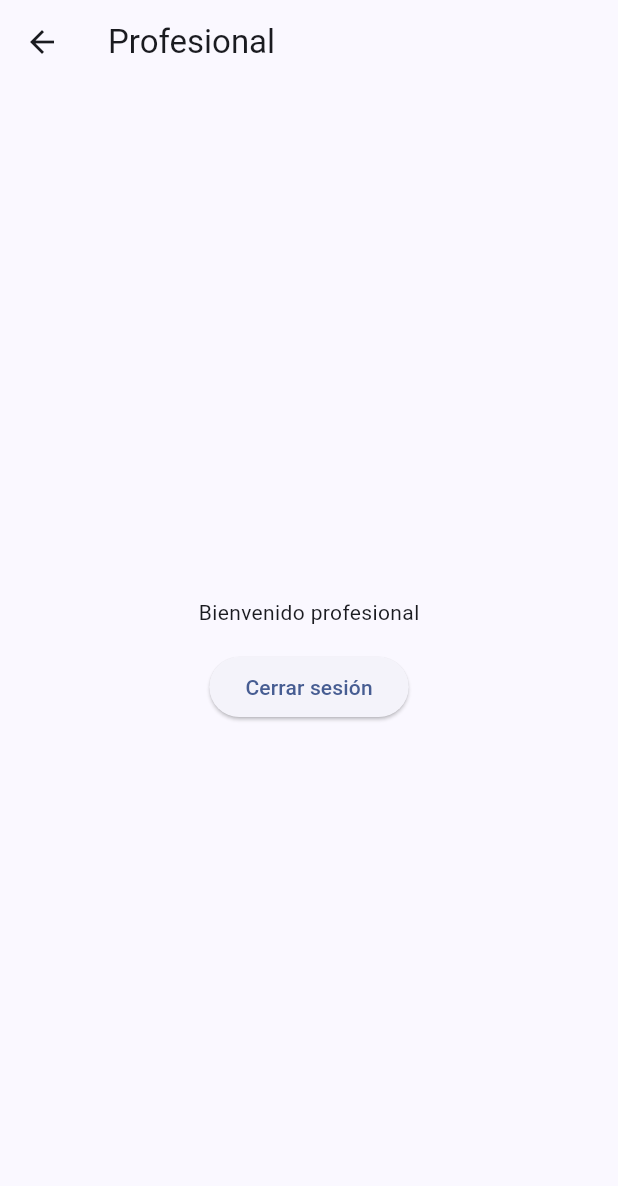
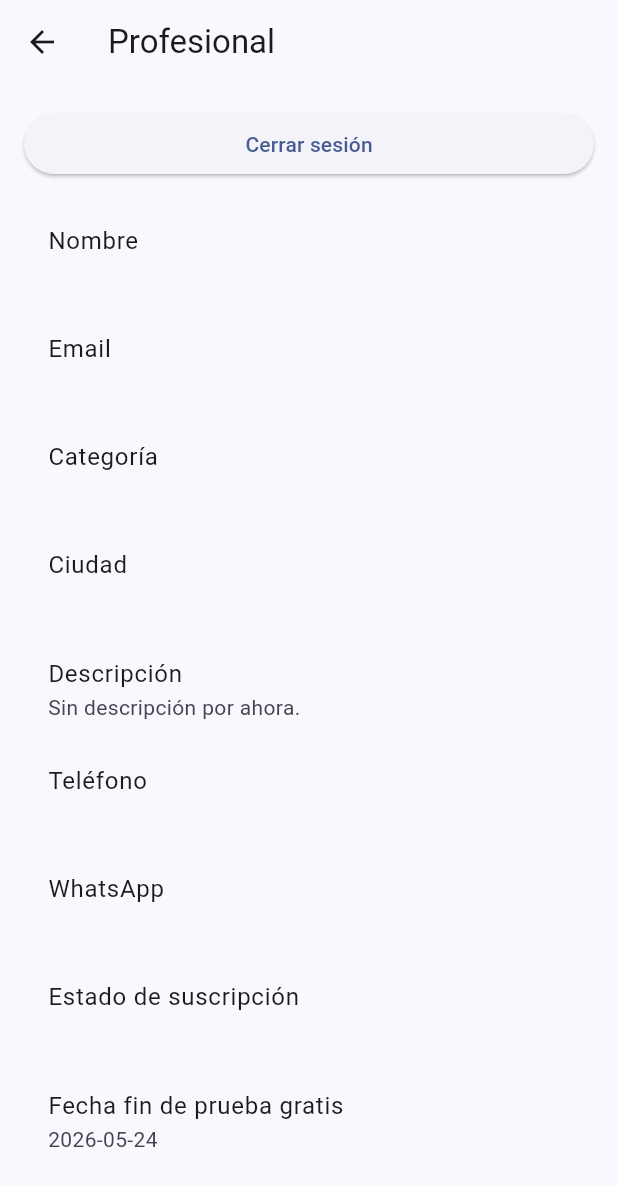
Before and after one commit to Nemsauce/app_profesionales, a Flutter app: the ProfessionalHomeScreen screen opened directly, after a tap on "Cerrar sesión", on a phone screen of 412 x 824 dp. Shown: the top 1186 px of the screen. Run offline on Flutter 3.47's test engine with Material 3 defaults, Android fonts, the light colour scheme and no system bars; our stand-ins replace cloud_firestore, firebase_auth, firebase_core; accounts and stored records are empty.

Commit message:
Show professional profile on home screen

```diff
--- a/lib/screens/professional_home_screen.dart
+++ b/lib/screens/professional_home_screen.dart
@@ -1,13 +1,18 @@
 import 'package:flutter/material.dart';
 
+import '../models/professional.dart';
 import '../services/auth_service.dart';
+import '../services/professional_service.dart';
 
 class ProfessionalHomeScreen extends StatelessWidget {
   const ProfessionalHomeScreen({super.key});
 
+  static final AuthService _authService = AuthService();
+  static final ProfessionalService _professionalService = ProfessionalService();
+
   Future<void> _logout(BuildContext context) async {
     try {
-      await AuthService().logout();
+      await _authService.logout();
     } catch (e) {
       if (!context.mounted) return;
       ScaffoldMessenger.of(context).showSnackBar(
@@ -16,20 +21,113 @@ class ProfessionalHomeScreen extends StatelessWidget {
     }
   }
 
+  String _formatDate(DateTime date) {
+    final year = date.year.toString().padLeft(4, '0');
+    final month = date.month.toString().padLeft(2, '0');
+    final day = date.day.toString().padLeft(2, '0');
+    return '$year-$month-$day';
+  }
+
+  Widget _buildMessage(String message) {
+    return Center(
+      child: Padding(
+        padding: const EdgeInsets.all(24),
+        child: Text(message, textAlign: TextAlign.center),
+      ),
+    );
+  }
+
+  Widget _buildProfile(Professional professional) {
+    final description = professional.description.trim().isEmpty
+        ? 'Sin descripción por ahora.'
+        : professional.description.trim();
+
+    return ListView(
+      children: [
+        ListTile(
+          title: const Text('Nombre'),
+          subtitle: Text(professional.name),
+        ),
+        ListTile(
+          title: const Text('Email'),
+          subtitle: Text(professional.email),
+        ),
+        ListTile(
+          title: const Text('Categoría'),
+          subtitle: Text(professional.category),
+        ),
+        ListTile(
+          title: const Text('Ciudad'),
+          subtitle: Text(professional.city),
+        ),
+        ListTile(title: const Text('Descripción'), subtitle: Text(description)),
+        ListTile(
+          title: const Text('Teléfono'),
+          subtitle: Text(professional.phoneNumber),
+        ),
+        ListTile(
+          title: const Text('WhatsApp'),
+          subtitle: Text(professional.whatsappNumber),
+        ),
+        ListTile(
+          title: const Text('Estado de suscripción'),
+          subtitle: Text(professional.subscriptionStatus),
+        ),
+        ListTile(
+          title: const Text('Fecha fin de prueba gratis'),
+          subtitle: Text(_formatDate(professional.freeTrialEndDate)),
+        ),
+      ],
+    );
+  }
+
+  Widget _buildProfessionalProfile() {
+    final user = _authService.currentUser;
+
+    if (user == null) {
+      return _buildMessage('No hay un usuario logueado.');
+    }
+
+    return StreamBuilder<Professional?>(
+      stream: _professionalService.getProfessionalById(user.uid),
+      builder: (context, snapshot) {
+        if (snapshot.connectionState == ConnectionState.waiting) {
+          return const Center(child: CircularProgressIndicator());
+        }
+
+        if (snapshot.hasError) {
+          return _buildMessage(
+            'No se pudo cargar el perfil profesional. Intenta de nuevo más tarde.',
+          );
+        }
+
+        final professional = snapshot.data;
+        if (professional == null) {
+          return _buildMessage(
+            'No existe un perfil profesional para esta cuenta.',
+          );
+        }
+
+        return _buildProfile(professional);
+      },
+    );
+  }
+
   @override
   Widget build(BuildContext context) {
     return Scaffold(
       appBar: AppBar(title: const Text('Profesional')),
-      body: Center(
+      body: Padding(
+        padding: const EdgeInsets.all(16),
         child: Column(
-          mainAxisAlignment: MainAxisAlignment.center,
+          crossAxisAlignment: CrossAxisAlignment.stretch,
           children: [
-            const Text('Bienvenido profesional'),
-            const SizedBox(height: 16),
             ElevatedButton(
               onPressed: () => _logout(context),
               child: const Text('Cerrar sesión'),
             ),
+            const SizedBox(height: 16),
+            Expanded(child: _buildProfessionalProfile()),
           ],
         ),
       ),
--- a/lib/services/professional_service.dart
+++ b/lib/services/professional_service.dart
@@ -31,4 +31,29 @@ class ProfessionalService {
           return professionals;
         });
   }
+
+  Stream<Professional?> getProfessionalById(String professionalId) {
+    return _firestore
+        .collection('professionals')
+        .doc(professionalId)
+        .snapshots()
+        .map((document) {
+          if (!document.exists || document.data() == null) {
+            return null;
+          }
+
+          final data = Map<String, dynamic>.from(document.data()!);
+          final id = data['id'];
+
+          if (id is! String || id.trim().isEmpty) {
+            data['id'] = document.id;
+          }
+
+          try {
+            return Professional.fromJson(data);
+          } catch (e) {
+            throw Exception('No se pudo convertir el perfil profesional: $e');
+          }
+        });
+  }
 }
```
